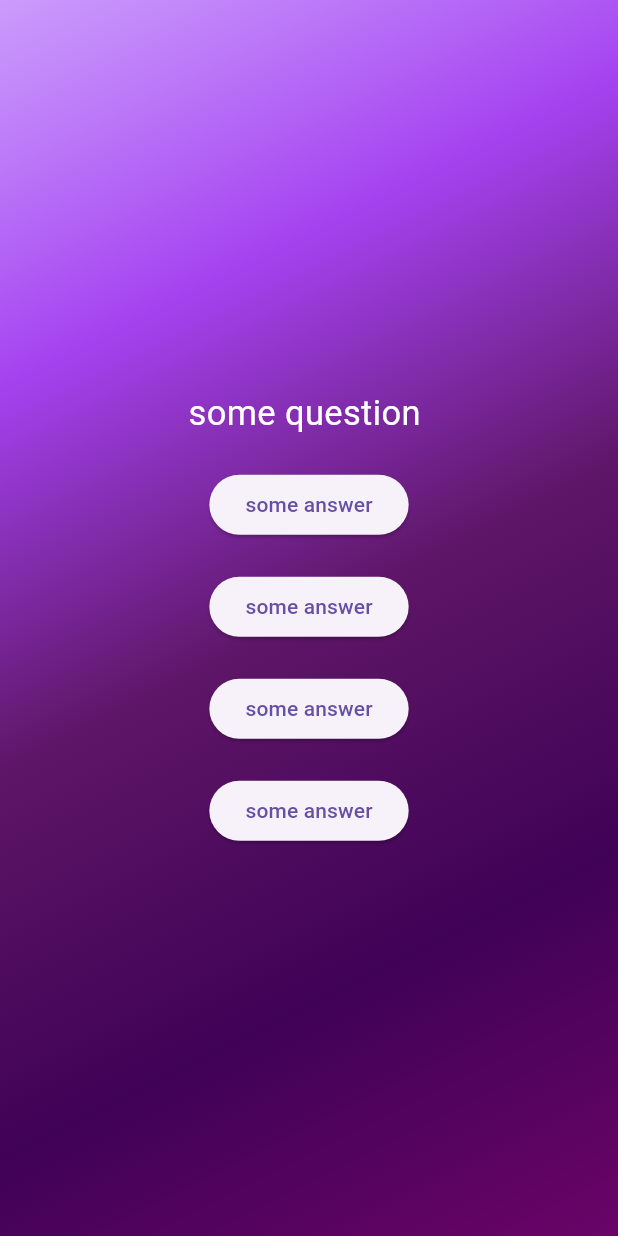
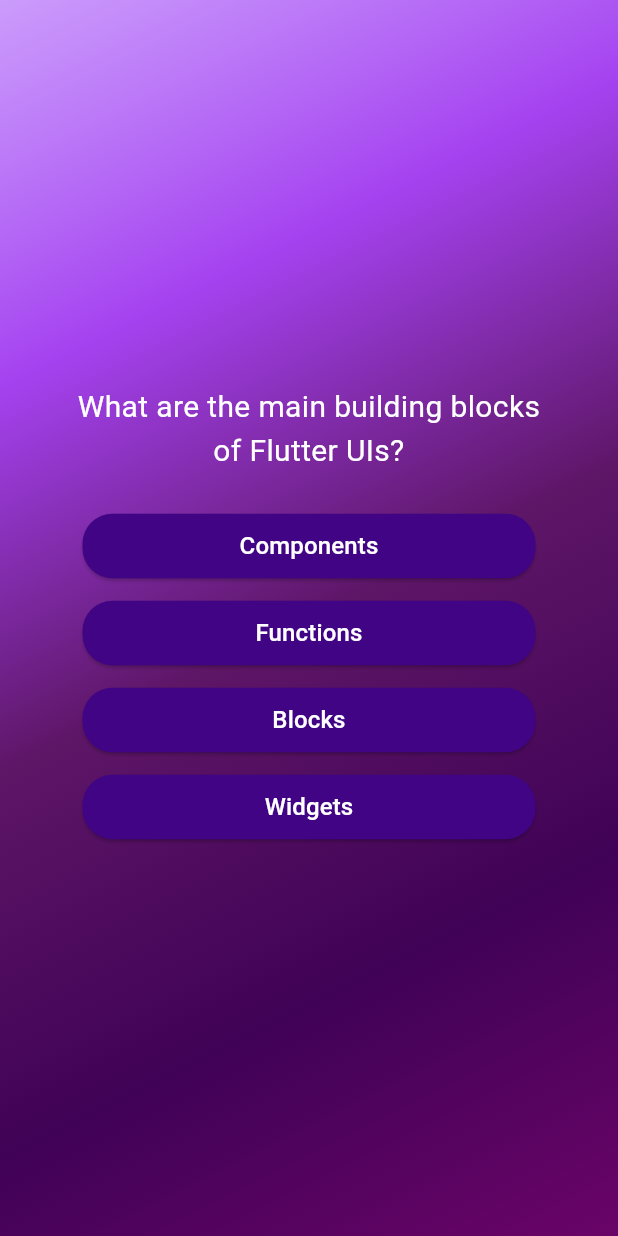
Before and after one commit to Chouikhi-abdallah/Learn-flutter, a Flutter app: the screen it shows after launch, after a tap on "Start Quizz", on a phone screen of 412 x 824 dp. Run offline on Flutter 3.47's test engine with Material 3 defaults, Android fonts, the phone set to English and light mode, and no system bars.

Commit message:
adding map function to genrate the button with its contents dynamically

```diff
--- a/quizz_app/lib/models/quiz_question.dart
+++ b/quizz_app/lib/models/quiz_question.dart
@@ -4,6 +4,21 @@ class QuizQuestion{
 
   const QuizQuestion(this.text,this.answers);
 
+  String getText(){
+    return text;
+  }
+
+  List<String> getAnswer(){
+    return answers;
+  }
+
+  List<String> shuffeledList(){
+    List<String> answersCopy=List.of(answers);
+    answersCopy.shuffle();
+
+    return answersCopy;
+  }
+
 
 
 }
--- a/quizz_app/lib/widgets/answer_button.dart
+++ b/quizz_app/lib/widgets/answer_button.dart
@@ -3,18 +3,35 @@ import 'package:flutter/material.dart';
 class AnswerButton extends StatelessWidget {
   final String buttonString;
 
-  const AnswerButton(this.buttonString, {super.key});
+  final void Function() onTap;
+
+  const AnswerButton( {
+    super.key,
+    required this.buttonString,
+    required this.onTap});
 
   @override
   Widget build(BuildContext context) {
-    return ElevatedButton(
-        onPressed: () {},
-        style: ElevatedButton.styleFrom(
+    return Container(
+      margin: const EdgeInsets.all(5),
+      child: ElevatedButton(
+          onPressed: () {},
 
-        ),
-        child: Text(
-          buttonString,
-          style: const TextStyle(),
-        ));
+          style: ElevatedButton.styleFrom(
+            padding: const EdgeInsets.symmetric(horizontal: 20,vertical: 10),
+            backgroundColor: const Color.fromARGB(255, 64, 4, 133),
+            foregroundColor: Colors.white,
+            shape:  RoundedRectangleBorder(borderRadius: BorderRadius.circular(20)),
+
+          ),
+          child: Text(
+            buttonString,
+            style: const TextStyle(
+              fontSize: 16
+
+            ),
+            textAlign: TextAlign.center,
+          )),
+    );
   }
 }
--- a/quizz_app/lib/widgets/questions_screen.dart
+++ b/quizz_app/lib/widgets/questions_screen.dart
@@ -1,49 +1,53 @@
+import 'package:flutter/material.dart';
+import 'package:quizz_app/widgets/answer_button.dart';
+import '../data/questions.dart';
 
-
-import 'package:flutter/material.dart';
-
-class QuestionsScreen extends StatefulWidget{
+class QuestionsScreen extends StatefulWidget {
   const QuestionsScreen({super.key});
 
   @override
   State<QuestionsScreen> createState() {
-
     return _QuestionScreenState();
-
-
-
+  }
 }
 
-
-
-
-}
-
-class _QuestionScreenState extends State<QuestionsScreen>{
+class _QuestionScreenState extends State<QuestionsScreen> {
+  final currentQuestions=questions[0];
   @override
   Widget build(BuildContext context) {
     return SizedBox(
       width: double.infinity,
+      child: Container(
+        margin: const EdgeInsets.all(50),
         child: Column(
+
+          crossAxisAlignment: CrossAxisAlignment.stretch,
           mainAxisAlignment: MainAxisAlignment.center,
+
           children: [
-        const Text('some question ',
-        style: TextStyle(
+             Text(
+              currentQuestions.text,
+              textAlign: TextAlign.center,
+              style:const  TextStyle(
                 color: Colors.white,
-          fontSize: 23,
-        ),),
-        const SizedBox(height:20),
-        ElevatedButton(onPressed: (){}, child: const Text('some answer')),
-        const SizedBox(height:20),
-        ElevatedButton(onPressed: (){}, child: const Text('some answer')),
-        const SizedBox(height:20),
-        ElevatedButton(onPressed: (){}, child: const Text('some answer')),
-        const SizedBox(height:20),
-        ElevatedButton(onPressed: (){}, child: const Text('some answer'))
+                fontSize: 20,
+              ),
+            ),
+            const SizedBox(height: 20,),
+            ...currentQuestions.shuffeledList().map((answer){
+              return AnswerButton(buttonString: answer, onTap: (){});
+            }),
+            /*const SizedBox(height: 20),
+            AnswerButton(buttonString: currentQuestions.answers[0], onTap: () {}),
+            const SizedBox(height: 20),
+            AnswerButton(buttonString: currentQuestions.answers[1], onTap: () {}),
+            const SizedBox(height: 20),
+            AnswerButton(buttonString: currentQuestions.answers[2], onTap: () {}),
+            const SizedBox(height: 20),
+            AnswerButton(buttonString: currentQuestions.answers[3], onTap: () {}),*/
           ],
+        ),
       ),
     );
   }
-
-
 }
```
Lines whose indentation alone changed are shown as unchanged.
